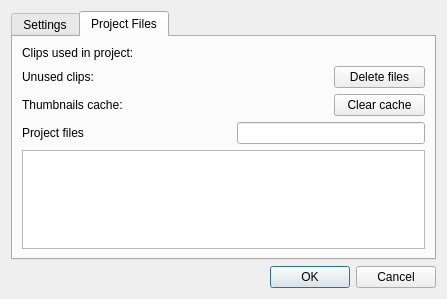
This is src/widgets/projectsettings_ui.ui in KDE/kdenlive as Qt 5 draws it before an edit. The edited form follows.
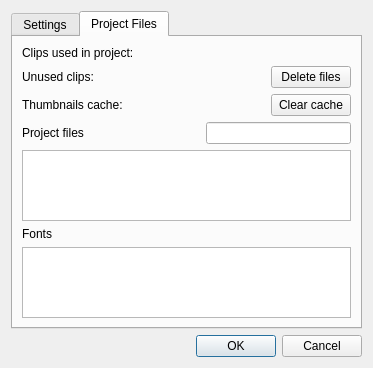
This is the edited form. The open tabs and pages were chosen to show the change. Custom widgets are drawn as their Qt base class.

Commit message: Warn about missing images and fonts in title clips when opening a document: http://kdenlive.org/mantis/view.php?id=1370

Patch:
```diff
--- a/src/widgets/projectsettings_ui.ui
+++ b/src/widgets/projectsettings_ui.ui
@@ -6,8 +6,8 @@
    <rect>
     <x>0</x>
     <y>0</y>
-    <width>447</width>
-    <height>299</height>
+    <width>305</width>
+    <height>323</height>
    </rect>
   </property>
   <property name="windowTitle">
@@ -305,10 +305,30 @@
          </property>
         </widget>
        </item>
-       <item row="3" column="1">
-        <widget class="QLabel" name="files_count">
+       <item row="4" column="0" colspan="4">
+        <widget class="QListWidget" name="files_list">
+         <property name="alternatingRowColors">
+          <bool>true</bool>
+         </property>
+        </widget>
+       </item>
+       <item row="5" column="0">
+        <widget class="QLabel" name="label_14">
          <property name="text">
-          <string/>
+          <string>Fonts</string>
+         </property>
+        </widget>
+       </item>
+       <item row="6" column="0" colspan="4">
+        <widget class="QListWidget" name="fonts_list">
+         <property name="sizePolicy">
+          <sizepolicy hsizetype="Expanding" vsizetype="Maximum">
+           <horstretch>0</horstretch>
+           <verstretch>0</verstretch>
+          </sizepolicy>
+         </property>
+         <property name="alternatingRowColors">
+          <bool>true</bool>
          </property>
         </widget>
        </item>
```
Left out of the diff: 8 changed lines with no effect on the pictures. The commit also changes 6 other files.
